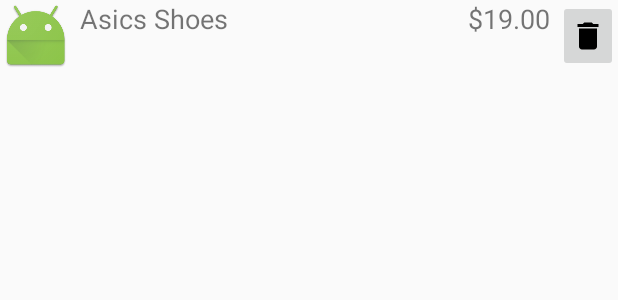
After one commit to codepath-group-1/mobile-self-checkout, an Android app: the layout item_cart.xml on its own in the app's theme, with its tools: preview values and no code run, on a phone screen of 412 x 824 dp. The commit adds this screen. Shown: the top 300 px of the screen. Run offline under Robolectric (Android 15) with nearby library versions, the phone set to English and light mode, and no system bars.

Commit message:
adding cart fragment and checkout activity

```diff
--- a/app/src/main/java/com/codepath/shopmyself/activities/ProductDetailsActivity.java
+++ b/app/src/main/java/com/codepath/shopmyself/activities/ProductDetailsActivity.java
@@ -133,7 +133,7 @@ public class ProductDetailsActivity extends AppCompatActivity {
     // Swipe Cards
     private ArrayList<Item> al;
     SwipeCardView swipeItemView;
-    private  void setupSwipeCards(Item item) {
+    private  void setupSwipeCards(final Item item) {
 
 
         al = new ArrayList<>();
@@ -173,6 +173,7 @@ public class ProductDetailsActivity extends AppCompatActivity {
             public void onCardExitBottom(Object dataObject) {
                 Log.d(TAG, "Swipe Bottom!");
                 Toast.makeText(getApplicationContext(), "Item added to cart", Toast.LENGTH_SHORT).show();
+                Item.addToCart(item);
                 backToScanningActivity();
             }
         });
--- /dev/null
+++ b/app/src/main/res/drawable/ic_delete_black_24dp.xml
@@ -0,0 +1,9 @@
+<vector xmlns:android="http://schemas.android.com/apk/res/android"
+        android:width="24dp"
+        android:height="24dp"
+        android:viewportWidth="24.0"
+        android:viewportHeight="24.0">
+    <path
+        android:fillColor="#FF000000"
+        android:pathData="M6,19c0,1.1 0.9,2 2,2h8c1.1,0 2,-0.9 2,-2V7H6v12zM19,4h-3.5l-1,-1h-5l-1,1H5v2h14V4z"/>
+</vector>
--- /dev/null
+++ b/app/src/main/res/layout/item_cart.xml
@@ -0,0 +1,57 @@
+<?xml version="1.0" encoding="utf-8"?>
+<RelativeLayout xmlns:android="http://schemas.android.com/apk/res/android"
+    xmlns:app="http://schemas.android.com/apk/res-auto"
+    android:orientation="horizontal" android:layout_width="match_parent"
+    android:layout_height="wrap_content">
+
+    <ImageView
+        android:layout_width="wrap_content"
+        android:layout_height="wrap_content"
+        android:contentDescription="Cart item image"
+        android:id="@+id/ivCartItemImage"
+        app:srcCompat="@mipmap/ic_launcher"
+        android:layout_alignParentLeft="true"/>
+
+    <ImageButton
+        android:layout_width="40dp"
+        android:layout_height="30dp"
+        android:src="@drawable/ic_delete_black_24dp"
+        android:id="@+id/ibDeleteButton"
+        android:layout_alignParentRight="true"
+        android:layout_alignTop="@+id/ivCartItemImage"
+        android:layout_alignBottom="@+id/ivCartItemImage"/>
+
+
+    <TextView
+        android:text="$19.00"
+        android:layout_width="wrap_content"
+        android:layout_height="wrap_content"
+        android:layout_alignTop="@id/ivCartItemImage"
+        android:layout_alignBottom="@id/ivCartItemImage"
+        android:layout_toLeftOf="@id/ibDeleteButton"
+        android:id="@+id/tvCartItemPrice"
+        android:textSize="18sp"
+        android:layout_marginLeft="5dp"
+        android:layout_marginRight="5dp"/>
+
+
+
+    <TextView
+        android:text="Asics Shoes"
+        android:layout_width="wrap_content"
+        android:layout_height="wrap_content"
+        android:layout_alignTop="@id/ivCartItemImage"
+        android:layout_alignBottom="@id/ivCartItemImage"
+        android:layout_toRightOf="@id/ivCartItemImage"
+        android:layout_toLeftOf="@id/tvCartItemPrice"
+        android:id="@+id/tvCartItemName"
+        android:textSize="18sp"
+        android:layout_marginLeft="5dp"
+        android:layout_marginRight="5dp"/>
+
+
+
+
+
+
+</RelativeLayout>
--- a/app/src/main/res/menu/menu_main.xml
+++ b/app/src/main/res/menu/menu_main.xml
@@ -8,4 +8,9 @@
         android:title="@string/sign_out"
         app:showAsAction="never"></item>
 
+    <item android:id="@+id/action_other"
+        android:orderInCategory="101"
+        android:title="Other"
+        app:showAsAction="never"></item>
+
 </menu>
```
Also changed, not shown: app/src/main/AndroidManifest.xml (+4 -3 lines), app/src/main/java/com/codepath/shopmyself/CheckoutActivity.java (added, +13 -0 lines), app/src/main/java/com/codepath/shopmyself/activities/MainActivity.java (+8 -1 lines), app/src/main/java/com/codepath/shopmyself/adapterCommunicator.java (added, +9 -0 lines), app/src/main/java/com/codepath/shopmyself/adapters/CartItemsAdapter.java (added, +75 -0 lines), app/src/main/java/com/codepath/shopmyself/fragments/CartFragment.java (+55 -1 lines), app/src/main/java/com/codepath/shopmyself/models/Item.java (+14 -0 lines), app/src/main/res/layout/activity_checkout.xml (added, +13 -0 lines), app/src/main/res/layout/fragment_cart.xml (added, +10 -0 lines).
